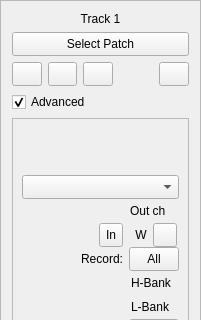
Qt form oom/widgets/mtrackinfobase.ui (ccherrett/oom) before a commit; both pictures show x 0 to 201 and y 0 to 320 of the 201 by 580 pixel window.
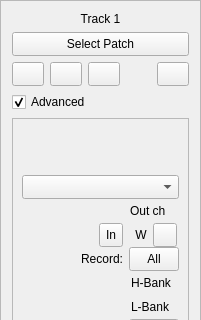
The same form after that commit. Custom widgets are drawn as their Qt base class.

Commit message: Fixed buttons in the Dock stop resizing when the dock does

The edit to the form file:
```diff
--- a/oom/widgets/mtrackinfobase.ui
+++ b/oom/widgets/mtrackinfobase.ui
@@ -110,6 +110,12 @@
            <height>24</height>
           </size>
          </property>
+         <property name="maximumSize">
+          <size>
+           <width>32</width>
+           <height>32</height>
+          </size>
+         </property>
          <property name="text">
           <string/>
          </property>
@@ -129,6 +135,12 @@
            <height>24</height>
           </size>
          </property>
+         <property name="maximumSize">
+          <size>
+           <width>32</width>
+           <height>32</height>
+          </size>
+         </property>
          <property name="text">
           <string/>
          </property>
@@ -148,6 +160,12 @@
            <height>24</height>
           </size>
          </property>
+         <property name="maximumSize">
+          <size>
+           <width>32</width>
+           <height>32</height>
+          </size>
+         </property>
          <property name="text">
           <string/>
          </property>
@@ -169,7 +187,7 @@
          </property>
          <property name="sizeHint" stdset="0">
           <size>
-           <width>40</width>
+           <width>1</width>
            <height>20</height>
           </size>
          </property>
@@ -191,8 +209,8 @@
          </property>
          <property name="maximumSize">
           <size>
-           <width>16777215</width>
-           <height>16777215</height>
+           <width>32</width>
+           <height>32</height>
           </size>
          </property>
          <property name="text">
```
The commit also changes 3 other files.
